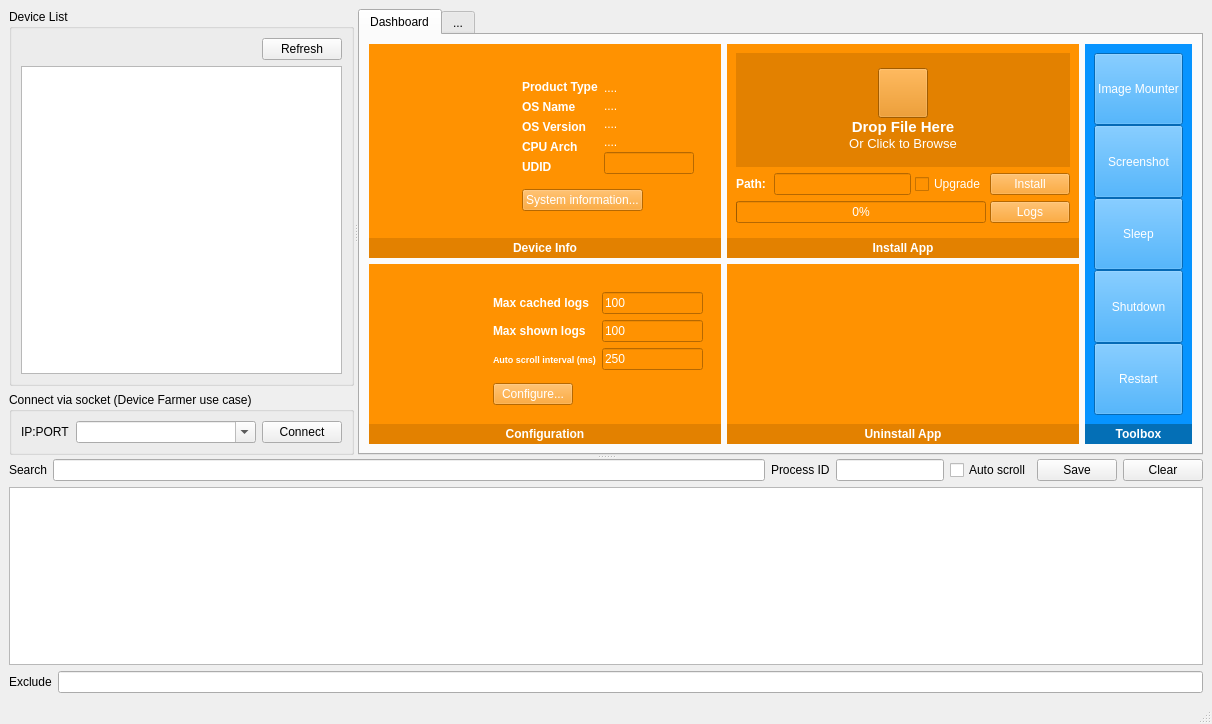
Old version of the form Src/mainwindow.ui in the repository hazmi-e205/iDebugTool.
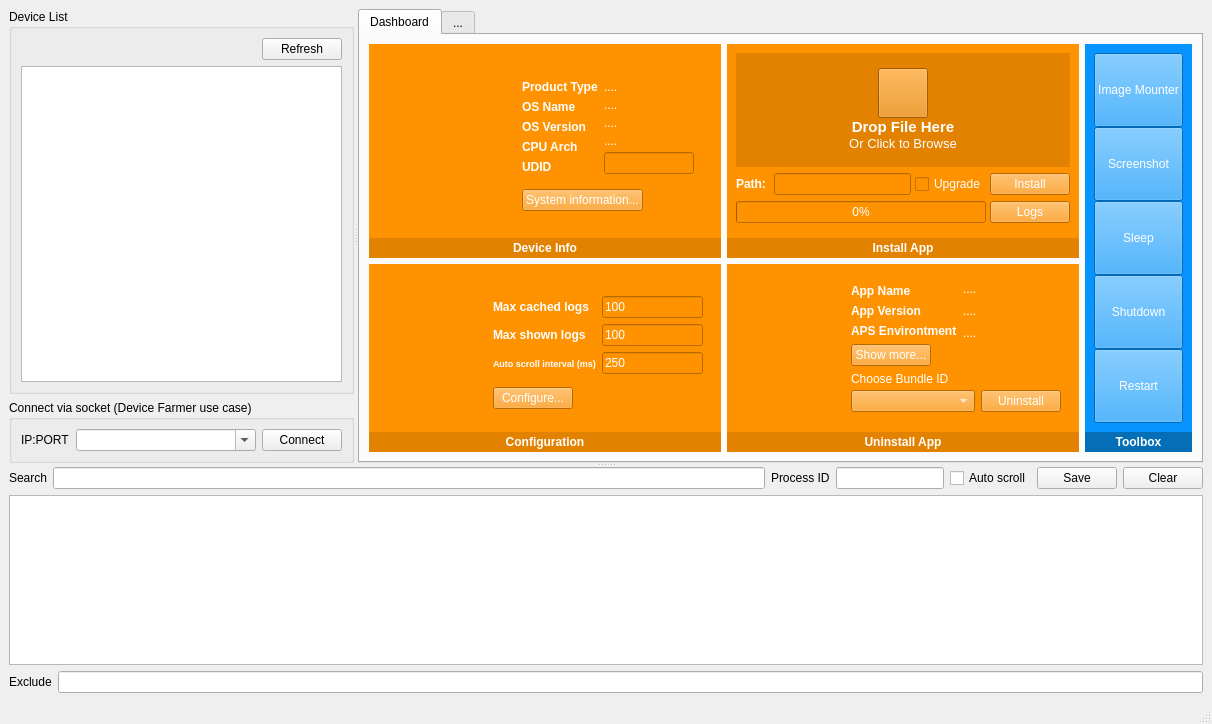
New version of the form. Icons and pictures are not drawn.

Commit message:
+ implement ui for uninstall app
- simplify lockdown connection and custom key filter

What changed in the file:
```diff
--- a/Src/mainwindow.ui
+++ b/Src/mainwindow.ui
@@ -445,14 +445,14 @@
                                   <item>
                                    <widget class="QWidget" name="widget_21" native="true">
                                     <property name="sizePolicy">
-                                     <sizepolicy hsizetype="Preferred" vsizetype="Minimum">
+                                     <sizepolicy hsizetype="Preferred" vsizetype="Fixed">
                                       <horstretch>0</horstretch>
                                       <verstretch>0</verstretch>
                                      </sizepolicy>
                                     </property>
                                     <layout class="QVBoxLayout" name="verticalLayout_8">
                                      <property name="spacing">
-                                      <number>2</number>
+                                      <number>4</number>
                                      </property>
                                      <property name="leftMargin">
                                       <number>0</number>
@@ -1295,6 +1295,339 @@
                          <string notr="true">background-color: rgb(255, 146, 1);
 color: rgb(255, 255, 255);</string>
                         </property>
+                        <layout class="QHBoxLayout" name="horizontalLayout_22">
+                         <item>
+                          <widget class="QWidget" name="widget_29" native="true">
+                           <property name="sizePolicy">
+                            <sizepolicy hsizetype="Preferred" vsizetype="Preferred">
+                             <horstretch>0</horstretch>
+                             <verstretch>0</verstretch>
+                            </sizepolicy>
+                           </property>
+                           <property name="minimumSize">
+                            <size>
+                             <width>40</width>
+                             <height>0</height>
+                            </size>
+                           </property>
+                           <property name="maximumSize">
+                            <size>
+                             <width>100</width>
+                             <height>16777215</height>
+                            </size>
+                           </property>
+                           <property name="styleSheet">
+                            <string notr="true">image: url(:/res/Assets/archives.png);</string>
+                           </property>
+                          </widget>
+                         </item>
+                         <item>
+                          <widget class="QWidget" name="widget_42" native="true">
+                           <layout class="QVBoxLayout" name="verticalLayout_21">
+                            <item>
+                             <widget class="QWidget" name="widget_30" native="true">
+                              <property name="sizePolicy">
+                               <sizepolicy hsizetype="Preferred" vsizetype="Fixed">
+                                <horstretch>0</horstretch>
+                                <verstretch>0</verstretch>
+                               </sizepolicy>
+                              </property>
+                              <layout class="QVBoxLayout" name="verticalLayout_19">
+                               <property name="spacing">
+                                <number>4</number>
+                               </property>
+                               <property name="leftMargin">
+                                <number>0</number>
+                               </property>
+                               <property name="topMargin">
+                                <number>0</number>
+                               </property>
+                               <property name="rightMargin">
+                                <number>0</number>
+                               </property>
+                               <property name="bottomMargin">
+                                <number>0</number>
+                               </property>
+                               <item>
+                                <widget class="QWidget" name="widget_32" native="true">
+                                 <property name="sizePolicy">
+                                  <sizepolicy hsizetype="Preferred" vsizetype="Fixed">
+                                   <horstretch>0</horstretch>
+                                   <verstretch>0</verstretch>
+                                  </sizepolicy>
+                                 </property>
+                                 <layout class="QHBoxLayout" name="horizontalLayout_18">
+                                  <property name="spacing">
+                                   <number>6</number>
+                                  </property>
+                                  <property name="leftMargin">
+                                   <number>0</number>
+                                  </property>
+                                  <property name="topMargin">
+                                   <number>0</number>
+                                  </property>
+                                  <property name="rightMargin">
+                                   <number>0</number>
+                                  </property>
+                                  <property name="bottomMargin">
+                                   <number>0</number>
+                                  </property>
+                                  <item>
+                                   <widget class="QWidget" name="widget_33" native="true">
+                                    <property name="sizePolicy">
+                                     <sizepolicy hsizetype="Fixed" vsizetype="Fixed">
+                                      <horstretch>0</horstretch>
+                                      <verstretch>0</verstretch>
+                                     </sizepolicy>
+                                    </property>
+                                    <layout class="QVBoxLayout" name="verticalLayout_17">
+                                     <property name="spacing">
+                                      <number>6</number>
+                                     </property>
+                                     <property name="leftMargin">
+                                      <number>0</number>
+                                     </property>
+                                     <property name="topMargin">
+                                      <number>0</number>
+                                     </property>
+                                     <property name="rightMargin">
+                                      <number>0</number>
+                                     </property>
+                                     <property name="bottomMargin">
+                                      <number>0</number>
+                                     </property>
+                                     <item>
+                                      <widget class="QLabel" name="label_19">
+                                       <property name="sizePolicy">
+                                        <sizepolicy hsizetype="Fixed" vsizetype="Preferred">
+                                         <horstretch>0</horstretch>
+                                         <verstretch>0</verstretch>
+                                        </sizepolicy>
+                                       </property>
+                                       <property name="font">
+                                        <font>
+                                         <pointsize>9</pointsize>
+                                         <weight>75</weight>
+                                         <bold>true</bold>
+                                        </font>
+                                       </property>
+                                       <property name="text">
+                                        <string>App Name</string>
+                                       </property>
+                                      </widget>
+                                     </item>
+                                     <item>
+                                      <widget class="QLabel" name="label_20">
+                                       <property name="sizePolicy">
+                                        <sizepolicy hsizetype="Fixed" vsizetype="Preferred">
+                                         <horstretch>0</horstretch>
+                                         <verstretch>0</verstretch>
+                                        </sizepolicy>
+                                       </property>
+                                       <property name="font">
+                                        <font>
+                                         <pointsize>9</pointsize>
+                                         <weight>75</weight>
+                                         <bold>true</bold>
+                                        </font>
+                                       </property>
+                                       <property name="text">
+                                        <string>App Version</string>
+                                       </property>
+                                      </widget>
+                                     </item>
+                                     <item>
+                                      <widget class="QLabel" name="label_21">
+                                       <property name="sizePolicy">
+                                        <sizepolicy hsizetype="Fixed" vsizetype="Preferred">
+                                         <horstretch>0</horstretch>
+                                         <verstretch>0</verstretch>
+                                        </sizepolicy>
+                                       </property>
+                                       <property name="font">
+                                        <font>
+                                         <pointsize>9</pointsize>
+                                         <weight>75</weight>
+                                         <bold>true</bold>
+                                        </font>
+                                       </property>
+                                       <property name="text">
+                                        <string>APS Environtment</string>
+                                       </property>
+                                      </widget>
+                                     </item>
+                                    </layout>
+                                   </widget>
+                                  </item>
+                                  <item>
+                                   <widget class="QWidget" name="widget_34" native="true">
+                                    <property name="sizePolicy">
+                                     <sizepolicy hsizetype="Preferred" vsizetype="Fixed">
+                                      <horstretch>0</horstretch>
+                                      <verstretch>0</verstretch>
+                                     </sizepolicy>
+                                    </property>
+                                    <layout class="QVBoxLayout" name="verticalLayout_18">
+                                     <property name="spacing">
+                                      <number>8</number>
+                                     </property>
+                                     <property name="leftMargin">
+                                      <number>0</number>
+                                     </property>
+                                     <property name="topMargin">
+                                      <number>0</number>
+                                     </property>
+                                     <property name="rightMargin">
+                                      <number>0</number>
+                                     </property>
+                                     <property name="bottomMargin">
+                                      <number>0</number>
+                                     </property>
+                                     <item>
+                                      <widget class="QLabel" name="AppName">
+                                       <property name="text">
+                                        <string>....</string>
+                                       </property>
+                                       <property name="textFormat">
+                                        <enum>Qt::PlainText</enum>
+                                       </property>
+                                      </widget>
+                                     </item>
+                                     <item>
+                                      <widget class="QLabel" name="AppVersion">
+                                       <property name="text">
+                                        <string>....</string>
+                                       </property>
+                                       <property name="textFormat">
+                                        <enum>Qt::PlainText</enum>
+                                       </property>
+                                      </widget>
+                                     </item>
+                                     <item>
+                                      <widget class="QLabel" name="APSEnv">
+                                       <property name="text">
+                                        <string>....</string>
+                                       </property>
+                                       <property name="textFormat">
+                                        <enum>Qt::PlainText</enum>
+                                       </property>
+                                      </widget>
+                                     </item>
+                                    </layout>
+                                   </widget>
+                                  </item>
+                                 </layout>
+                                </widget>
+                               </item>
+                               <item>
+                                <widget class="QPushButton" name="appInfoBtn">
+                                 <property name="sizePolicy">
+                                  <sizepolicy hsizetype="Fixed" vsizetype="Fixed">
+                                   <horstretch>0</horstretch>
+                                   <verstretch>0</verstretch>
+                                  </sizepolicy>
+                                 </property>
+                                 <property name="text">
+                                  <string>Show more...</string>
+                                 </property>
+                                </widget>
+                               </item>
+                              </layout>
+                             </widget>
+                            </item>
+                            <item>
+                             <widget class="QWidget" name="widget_40" native="true">
+                              <property name="sizePolicy">
+                               <sizepolicy hsizetype="Preferred" vsizetype="Fixed">
+                                <horstretch>0</horstretch>
+                                <verstretch>0</verstretch>
+                               </sizepolicy>
+                              </property>
+                              <layout class="QVBoxLayout" name="verticalLayout_20">
+                               <property name="spacing">
+                                <number>4</number>
+                               </property>
+                               <property name="leftMargin">
+                                <number>0</number>
+                               </property>
+                               <property name="topMargin">
+                                <number>0</number>
+                               </property>
+                               <property name="rightMargin">
+                                <number>0</number>
+                               </property>
+                               <property name="bottomMargin">
+                                <number>0</number>
+                               </property>
+                               <item>
+                                <widget class="QLabel" name="label_18">
+                                 <property name="sizePolicy">
+                                  <sizepolicy hsizetype="Fixed" vsizetype="Preferred">
+                                   <horstretch>0</horstretch>
+                                   <verstretch>0</verstretch>
+                                  </sizepolicy>
+                                 </property>
+                                 <property name="font">
+                                  <font>
+                                   <pointsize>9</pointsize>
+                                  </font>
+                                 </property>
+                                 <property name="text">
+                                  <string>Choose Bundle ID</string>
+                                 </property>
+                                </widget>
+                               </item>
+                               <item>
+                                <widget class="QWidget" name="widget_41" native="true">
+                                 <layout class="QHBoxLayout" name="horizontalLayout_21">
+                                  <property name="leftMargin">
+                                   <number>0</number>
+                                  </property>
+                                  <property name="topMargin">
+                                   <number>0</number>
+                                  </property>
+                                  <property name="rightMargin">
+                                   <number>0</number>
+                                  </property>
+                                  <property name="bottomMargin">
+                                   <number>0</number>
+                                  </property>
+                                  <item>
+                                   <widget class="QComboBox" name="bundleIds">
+                                    <property name="sizePolicy">
+                                     <sizepolicy hsizetype="Preferred" vsizetype="Fixed">
+                                      <horstretch>0</horstretch>
+                                      <verstretch>0</verstretch>
+                                     </sizepolicy>
+                                    </property>
+                                    <property name="editable">
+                                     <bool>false</bool>
+                                    </property>
+                                   </widget>
+                                  </item>
+                                  <item>
+                                   <widget class="QPushButton" name="UninstallBtn">
+                                    <property name="sizePolicy">
+                                     <sizepolicy hsizetype="Fixed" vsizetype="Fixed">
+                                      <horstretch>0</horstretch>
+                                      <verstretch>0</verstretch>
+                                     </sizepolicy>
+                                    </property>
+                                    <property name="text">
+                                     <string>Uninstall</string>
+                                    </property>
+                                   </widget>
+                                  </item>
+                                 </layout>
+                                </widget>
+                               </item>
+                              </layout>
+                             </widget>
+                            </item>
+                           </layout>
+                          </widget>
+                         </item>
+                        </layout>
                        </widget>
                       </item>
                       <item>
```
Left out of the diff: 6 changed lines with no effect on the pictures. The commit also changes 7 other files.
